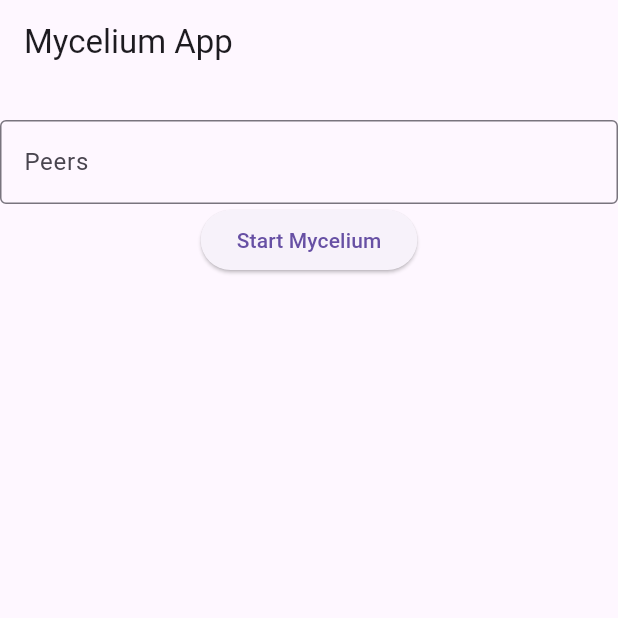
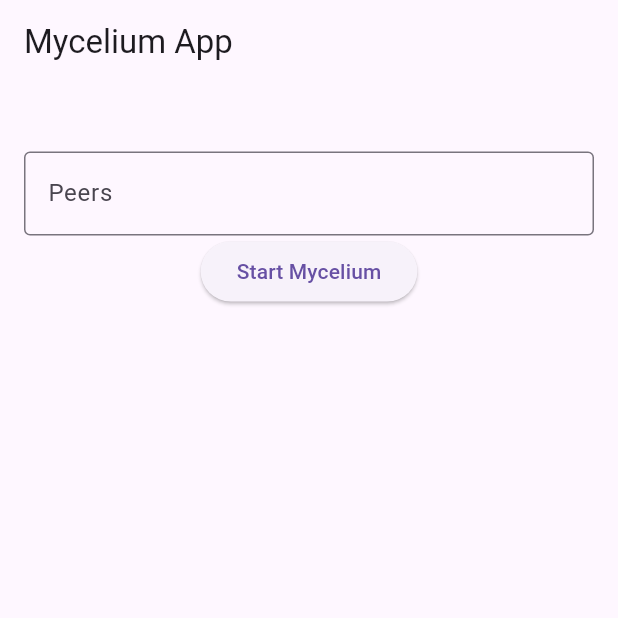
Before and after one commit to threefoldtech/myceliumflut, a Flutter app: the screen it shows after launch, on a phone screen of 412 x 824 dp, the top half of it. Run offline on Flutter 3.47's test engine with Material 3 defaults, Android fonts, the phone set to English and light mode, and no system bars; statements that could not run were skipped.

Commit message:
feat(android): add body padding 16px

```diff
--- a/lib/main.dart
+++ b/lib/main.dart
@@ -110,14 +110,18 @@ class _MyAppState extends State<MyApp> {
   @override
   Widget build(BuildContext context) {
     return MaterialApp(
+      theme: ThemeData(fontFamily: 'Roboto'),
       home: Scaffold(
         appBar: AppBar(
           title: const Text('Mycelium App'),
         ),
-        body: Center(
+        body: Padding(
+          padding: const EdgeInsets.all(16.0),
+          child: Center(
             child: Column(
               children: [
                 SelectableText(_nodeAddr),
+                const SizedBox(height: 5), // Add some space
                 TextField(
                   controller: textEditController,
                   minLines: 1,
@@ -181,6 +185,7 @@ class _MyAppState extends State<MyApp> {
                     color: _myceliumStatusBackgroundColor,
                     child: Text(_myceliumStatus)),
               ],
+            ),
           ),
         ),
       ),
```
Lines whose indentation alone changed are shown as unchanged.
